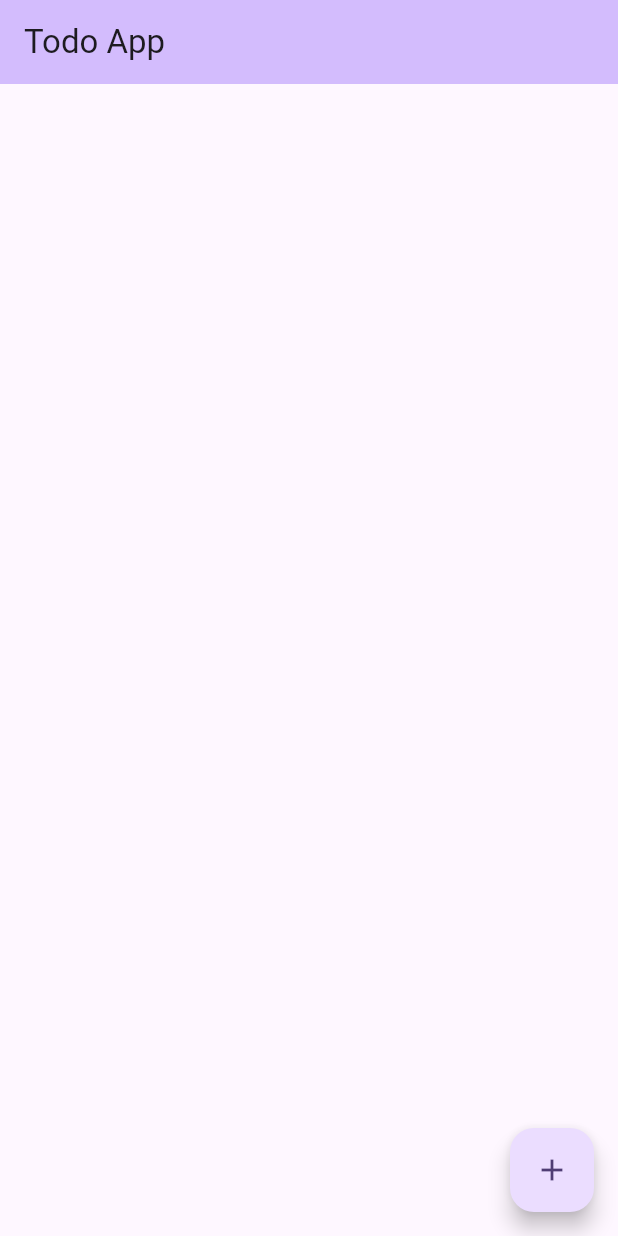
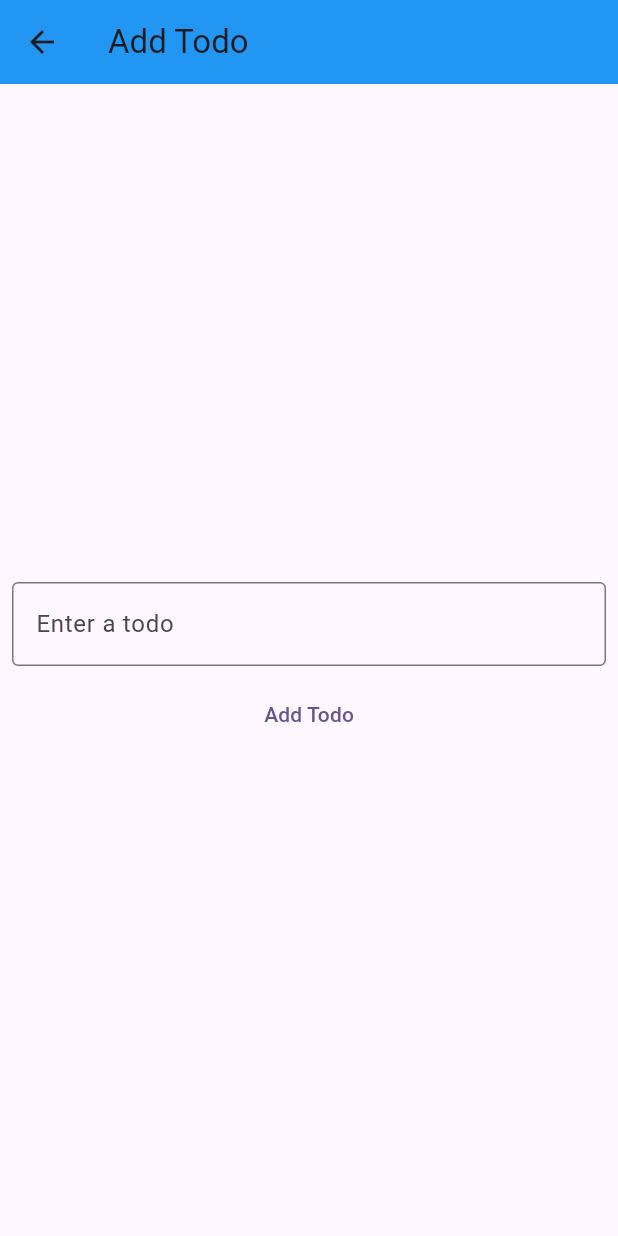
Before and after one commit to harminderkharbanda/todo_app_flutter, a Flutter app: the screen it shows after launch, after a tap on the "add" icon, on a phone screen of 412 x 824 dp. Run offline on Flutter 3.47's test engine with Material 3 defaults, Android fonts, the phone set to English and light mode, and no system bars; our stand-ins replace flutter_riverpod.

Commit message:
add todo page

```diff
--- a/lib/pages/add.dart
+++ b/lib/pages/add.dart
@@ -0,0 +1,39 @@
+import 'package:flutter/material.dart';
+import 'package:flutter_riverpod/flutter_riverpod.dart';
+import 'package:todo_app_flutter/providers/todo_provider.dart';
+
+class AddTodo extends ConsumerWidget {
+  const AddTodo({super.key});
+
+  @override
+  Widget build(BuildContext context, WidgetRef ref) {
+    TextEditingController controller = TextEditingController();
+    return Scaffold(
+      appBar: AppBar(
+        title: const Text('Add Todo'),
+        backgroundColor: Colors.blue,
+      ),
+      body: Center(
+        child: Column(
+          mainAxisSize: MainAxisSize.min,
+          children: [
+            Padding(
+              padding: const EdgeInsets.all(8.0),
+              child: TextField(
+                controller: controller,
+                decoration: const InputDecoration(
+                  hintText: 'Enter a todo',
+                  border: OutlineInputBorder()
+                ),
+              ),
+            ),
+            TextButton(onPressed: () {
+              ref.read(todoProvider.notifier).addTodo(controller.text);
+              Navigator.of(context).pop();
+            }, child: Text("Add Todo"))
+          ],
+        ),
+      )
+    );
+  }
+}
--- a/lib/pages/home.dart
+++ b/lib/pages/home.dart
@@ -1,4 +1,5 @@
 import 'package:flutter/material.dart';
+import 'package:todo_app_flutter/pages/add.dart';
 
 class MyHomePage extends StatefulWidget {
   const MyHomePage({super.key});
@@ -18,7 +19,9 @@ class _MyHomePageState extends State<MyHomePage> {
       ),
       body: Center(),
       floatingActionButton: FloatingActionButton(
-        onPressed: () {},
+        onPressed: () {
+          Navigator.of(context).push(MaterialPageRoute(builder: (context) => AddTodo()));
+        },
         tooltip: 'Increment',
         child: const Icon(Icons.add),
       ),
```
